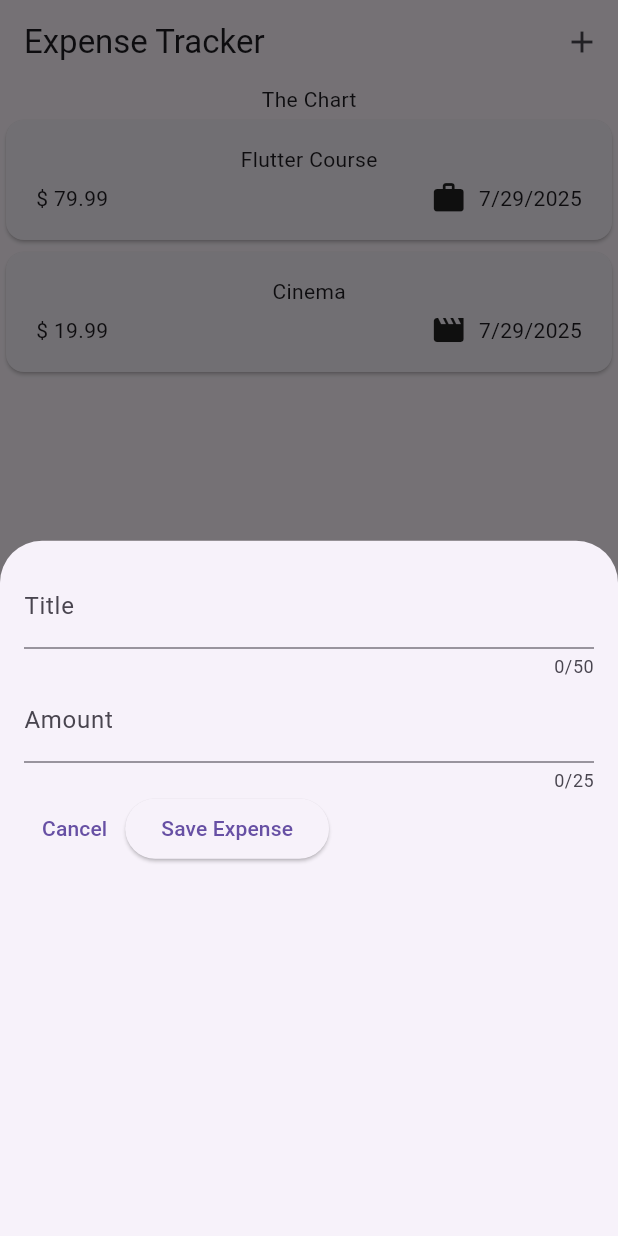
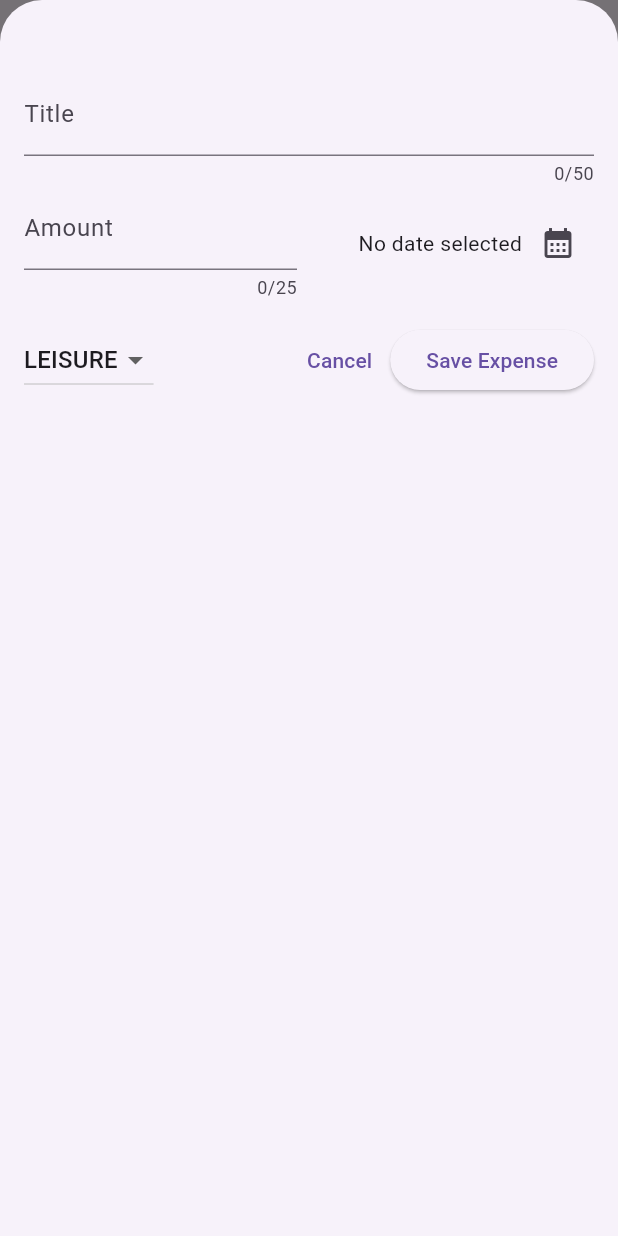
Before and after one commit to tomcze15/expense_tracker, a Flutter app: the screen it shows after launch, after a tap on the "add" icon, on a phone screen of 412 x 824 dp. Run offline on Flutter 3.47's test engine with Material 3 defaults, Android fonts, the phone set to English and light mode, and no system bars.

```diff
--- a/lib/widgets/expenses_list/expenses_list.dart
+++ b/lib/widgets/expenses_list/expenses_list.dart
@@ -3,15 +3,22 @@ import 'package:expense_tracker/widgets/expenses_list/expense_item.dart';
 import 'package:flutter/material.dart';
 
 class ExpensesList extends StatelessWidget {
-  const ExpensesList({super.key, required this.expenses});
+  const ExpensesList({super.key, required this.expenses, required this.onRemoveExpense});
 
   final List<Expense> expenses;
+  final void Function(Expense expense) onRemoveExpense;
 
   @override
   Widget build(BuildContext context) {
     return ListView.builder(
       itemCount: expenses.length,
-      itemBuilder: (context, index) => ExpenseItem(expenses[index])
+      itemBuilder: (context, index) => Dismissible(
+        key: ValueKey(expenses[index]),
+        onDismissed: (direction) {
+          onRemoveExpense(expenses[index]);
+        },
+        child: ExpenseItem(expenses[index]),
+      ),
     );
   }
 }
--- a/lib/widgets/expenses_page.dart
+++ b/lib/widgets/expenses_page.dart
@@ -28,15 +28,55 @@ class _ExpensesPageState extends State<ExpensesPage> {
 
   void _openAddExpenseOverlay() {
     showModalBottomSheet(
+      isScrollControlled: true,
       context: context,
       builder: (context) {
-        return NewExpense();
+        return NewExpense(onAddExpense: _addExpense);
       },
+    );
+  }
+
+  void _addExpense(Expense expense) {
+    setState(() {
+      _registeredExpenses.add(expense);
+    });
+  }
+
+  void _removeExpense(Expense expense) {
+    final expenseIndex = _registeredExpenses.indexOf(expense);
+    setState(() {
+      _registeredExpenses.remove(expense);
+    });
+    ScaffoldMessenger.of(context).clearSnackBars();
+    ScaffoldMessenger.of(context).showSnackBar(
+      SnackBar(
+        duration: const Duration(seconds: 3),
+        content: const Text('Expense deleted.'),
+        action: SnackBarAction(
+          label: 'Undo',
+          onPressed: () {
+            setState(() {
+              _registeredExpenses.insert(expenseIndex, expense);
+            });
+          },
+        ),
+      ),
     );
   }
 
   @override
   Widget build(BuildContext context) {
+    Widget mainContent = const Center(
+      child: Text('No expenses found. Start adding some!'),
+    );
+
+    if (_registeredExpenses.isNotEmpty) {
+      mainContent = ExpensesList(
+        expenses: _registeredExpenses,
+        onRemoveExpense: _removeExpense,
+      );
+    }
+
     return Scaffold(
       appBar: AppBar(
         title: const Text('Expense Tracker'),
@@ -50,7 +90,7 @@ class _ExpensesPageState extends State<ExpensesPage> {
       body: Column(
         children: [
           Text('The Chart'),
-          Expanded(child: ExpensesList(expenses: _registeredExpenses)),
+          Expanded(child: mainContent),
         ],
       ),
     );
--- a/lib/widgets/new_expense.dart
+++ b/lib/widgets/new_expense.dart
@@ -1,8 +1,14 @@
+import 'package:expense_tracker/model/expense.dart';
 import 'package:flutter/material.dart';
 import 'package:flutter/services.dart';
+import 'package:intl/intl.dart';
+
+final formatter = DateFormat.yMd();
 
 class NewExpense extends StatefulWidget {
-  const NewExpense({super.key});
+  const NewExpense({super.key, required this.onAddExpense});
+
+  final void Function(Expense expense) onAddExpense;
 
   @override
   State<NewExpense> createState() => _NewExpenseState();
@@ -11,6 +17,63 @@ class NewExpense extends StatefulWidget {
 class _NewExpenseState extends State<NewExpense> {
   final _titleController = TextEditingController();
   final _amountController = TextEditingController();
+  DateTime? _selectedDate;
+  Category _selectedCategory = Category.leisure;
+
+  void _presentDatePicker() async {
+    final now = DateTime.now();
+    final firstDate = DateTime(now.year - 1, now.month, now.day);
+
+    final pickedDate = await showDatePicker(
+      context: context,
+      initialDate: now,
+      firstDate: firstDate,
+      lastDate: now,
+    );
+
+    setState(() {
+      _selectedDate = pickedDate;
+    });
+  }
+
+  void _submitExpenseData() {
+    final enteredAmount = double.tryParse(_amountController.text);
+    final amountIsInvalid = enteredAmount == null || enteredAmount <= 0;
+
+    if (_titleController.text.trim().isEmpty ||
+        amountIsInvalid ||
+        _selectedDate == null) {
+      showDialog(
+        context: context,
+        builder: (ctx) => AlertDialog(
+          title: const Text('Invalid Input'),
+          content: const Text(
+            'Please make sure a valid title, amount, date and category was entered',
+          ),
+          actions: [
+            TextButton(
+              onPressed: () {
+                Navigator.pop(ctx);
+              },
+              child: const Text('Okay'),
+            ),
+          ],
+        ),
+      );
+      return;
+    }
+
+    widget.onAddExpense(
+      Expense(
+        title: _titleController.text,
+        amount: enteredAmount,
+        date: _selectedDate!,
+        category: _selectedCategory,
+      ),
+    );
+
+    Navigator.pop(context);
+  }
 
   @override
   void dispose() {
@@ -22,7 +85,7 @@ class _NewExpenseState extends State<NewExpense> {
   @override
   Widget build(BuildContext context) {
     return Padding(
-      padding: const EdgeInsets.all(16),
+      padding: const EdgeInsets.fromLTRB(16, 48, 16, 16),
       child: Column(
         children: [
           TextField(
@@ -30,26 +93,74 @@ class _NewExpenseState extends State<NewExpense> {
             maxLength: 50,
             decoration: const InputDecoration(label: Text('Title')),
           ),
-          // Row(children: [],),
-          TextField(
-            controller: _amountController,
-            keyboardType: TextInputType.number,
-            maxLength: 25,
-            decoration: const InputDecoration(label: Text('Amount'), prefixText: '\$'),
-            inputFormatters: [
-              FilteringTextInputFormatter.allow(RegExp(r'^\d+\.?\d{0,2}')),
+          Row(
+            children: [
+              Expanded(
+                child: TextField(
+                  controller: _amountController,
+                  keyboardType: TextInputType.number,
+                  maxLength: 25,
+                  decoration: const InputDecoration(
+                    label: Text('Amount'),
+                    prefixText: '\$',
+                  ),
+                  inputFormatters: [
+                    FilteringTextInputFormatter.allow(
+                      RegExp(r'^\d+\.?\d{0,2}'),
+                    ),
+                  ],
+                ),
+              ),
+              const SizedBox(width: 16),
+              Expanded(
+                child: Row(
+                  mainAxisAlignment: MainAxisAlignment.end,
+                  crossAxisAlignment: CrossAxisAlignment.center,
+                  children: [
+                    Text(
+                      _selectedDate == null
+                          ? 'No date selected'
+                          : formatter.format(_selectedDate!),
+                    ),
+                    IconButton(
+                      onPressed: _presentDatePicker,
+                      icon: const Icon(Icons.calendar_month),
+                    ),
+                  ],
+                ),
+              ),
             ],
           ),
+          const SizedBox(height: 16),
           Row(
             children: [
-              TextButton(onPressed: () {
-                Navigator.pop(context);
-              }, child: Text('Cancel')),
+              DropdownButton(
+                value: _selectedCategory,
+                items: Category.values
+                    .map(
+                      (category) => DropdownMenuItem(
+                        value: category,
+                        child: Text(category.name.toUpperCase()),
+                      ),
+                    )
+                    .toList(),
+                onChanged: (value) {
+                  if (value == null) return;
+
+                  setState(() {
+                    _selectedCategory = value;
+                  });
+                },
+              ),
+              const Spacer(),
+              TextButton(
+                onPressed: () {
+                  Navigator.pop(context);
+                },
+                child: Text('Cancel'),
+              ),
               ElevatedButton(
-                onPressed: () {
-                  print(_titleController.text);
-                  print(_amountController.text);
-                },
+                onPressed: _submitExpenseData,
                 child: const Text('Save Expense'),
               ),
             ],
```
